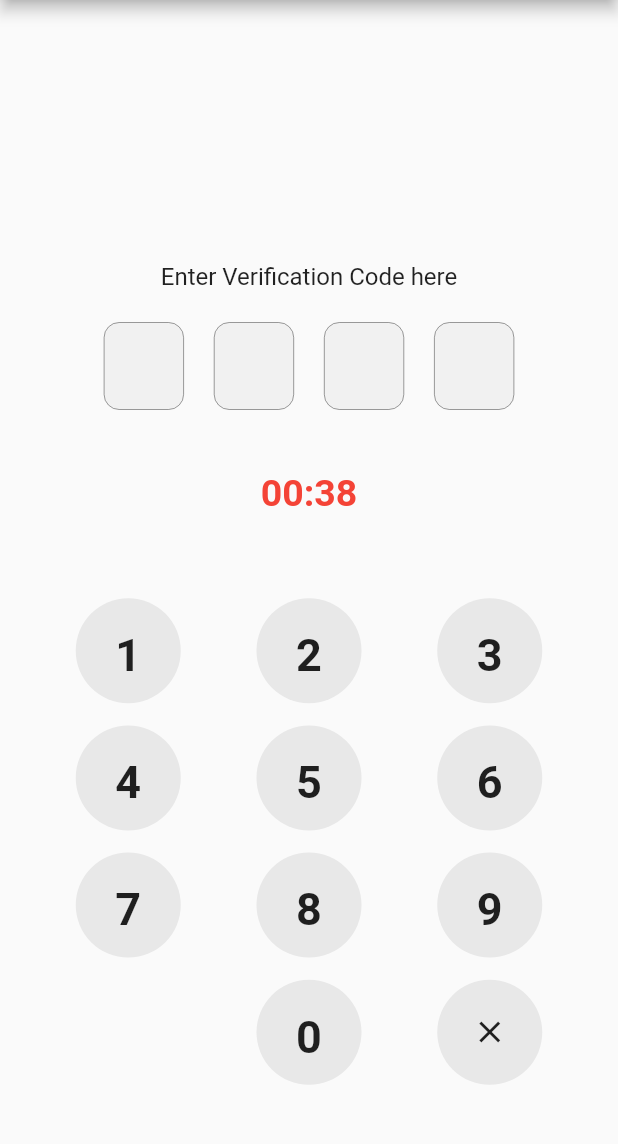
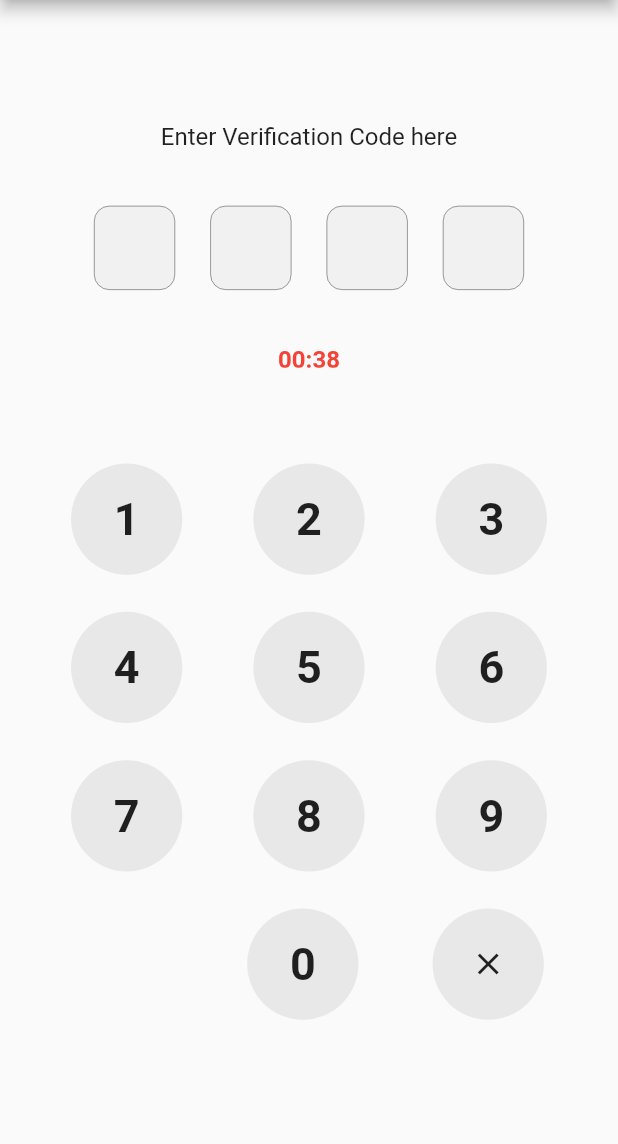
Before and after one commit to yaseen-abugamess/custom-otp-screen-flutter, a Flutter app: the screen it shows after launch, on a phone screen of 412 x 824 dp, the part 84-1228 px from its top. Run offline on Flutter 3.47's test engine with Material 2 defaults, Android fonts, the phone set to English and light mode, and no system bars.

Commit message:
apply Media Query to be responsive

```diff
--- a/lib/main.dart
+++ b/lib/main.dart
@@ -9,6 +9,7 @@ class MyApp extends StatelessWidget {
   Widget build(BuildContext context) {
     return MaterialApp(
         title: 'Flutter Demo',
+        debugShowCheckedModeBanner: false,
         theme: ThemeData(
           primarySwatch: Colors.blue,
         ),
--- a/lib/otp_screen.dart
+++ b/lib/otp_screen.dart
@@ -79,12 +79,12 @@ class _OtpScreenState extends State<OtpScreen> {
   }
 
   Widget pinNumber(TextEditingController editingController,
-      OutlineInputBorder outlineInputBorder) {
+      OutlineInputBorder outlineInputBorder, double size, double deviceSize) {
     return Container(
-      width: 55.0,
-      height: 60.0,
+      width: size - 2,
+      height: size,
       decoration: BoxDecoration(
-        borderRadius: BorderRadius.circular(10.0),
+        borderRadius: BorderRadius.circular(8.0),
         border:
             Border.all(color: _isPinCorrect ? Colors.transparent : Colors.red),
       ),
@@ -93,13 +93,13 @@ class _OtpScreenState extends State<OtpScreen> {
         controller: editingController,
         textAlign: TextAlign.center,
         decoration: InputDecoration(
-            contentPadding: const EdgeInsets.all(15.0),
+            contentPadding: const EdgeInsets.all(14.0),
             border: outlineInputBorder,
             filled: true,
             fillColor: Colors.grey.withOpacity(0.1)),
         style: TextStyle(
           fontWeight: FontWeight.bold,
-          fontSize: 25.2,
+          fontSize: deviceSize > 736.0 ? 30.0 : 18.0,
         ),
       ),
     );
@@ -130,34 +130,53 @@ class _OtpScreenState extends State<OtpScreen> {
   @override
   Widget build(BuildContext context) {
     forgetMethod = ModalRoute.of(context).settings.arguments as Map;
+    var deviceScreen = MediaQuery.of(context);
+    print(deviceScreen.size.height);
     return Column(
       children: <Widget>[
-        Expanded(
-          child: Column(
+        Container(
+          height: deviceScreen.size.height * 0.35,
+          child: LayoutBuilder(
+            builder: (context, constrains) {
+              return Column(
                 mainAxisAlignment: MainAxisAlignment.end,
                 children: <Widget>[
+                  SizedBox(
+                    height: constrains.maxHeight * 0.1,
+                  ),
                   Container(
+                    height: constrains.maxHeight * 0.15,
                     alignment: Alignment.bottomCenter,
-                margin: const EdgeInsets.only(bottom: 20.0),
                     child: Text(
                       'Enter Verification Code here',
                       style: TextStyle(
-                    fontSize: 16.0,
+                        fontSize: deviceScreen.size.height > 736 ? 16.0 : 13.0,
                       ),
                     ),
                   ),
-              buildPinRow(),
                   SizedBox(
-                height: 40.0,
+                    height: constrains.maxHeight * 0.10,
+                  ),
+                  Container(
+                    height: deviceScreen.size.height > 736
+                        ? constrains.maxHeight * 0.25
+                        : 60,
+                    child: buildPinRow(),
+                  ),
+                  SizedBox(
+                    height: constrains.maxHeight * 0.1,
                   ),
                   buildResendNumber(),
                   SizedBox(
-                height: 40.0,
+                    height: constrains.maxHeight * 0.15,
                   ),
                 ],
+              );
+            },
           ),
         ),
-        Expanded(child: buildNumberPad()),
+        Container(
+            height: deviceScreen.size.height * 0.5, child: buildNumberPad()),
       ],
     );
   }
@@ -166,33 +185,45 @@ class _OtpScreenState extends State<OtpScreen> {
     return Directionality(
       textDirection: TextDirection.ltr,
       child: Container(
-        margin: const EdgeInsets.symmetric(horizontal: 50.0),
+        margin: const EdgeInsets.symmetric(horizontal: 40.0),
+        child: LayoutBuilder(
+          builder: (context, constraints) {
+            return Container(
+              height: constraints.maxHeight * 0.8,
               child: Row(
                 mainAxisAlignment: MainAxisAlignment.spaceEvenly,
                 children: <Widget>[
                   pinNumber(
                       pinOneController,
                       outLineBorder,
-            ),
+                      constraints.maxHeight * 0.8,
+                      MediaQuery.of(context).size.height),
                   pinNumber(
                       pinTwoController,
                       outLineBorder,
-            ),
+                      constraints.maxHeight * 0.8,
+                      MediaQuery.of(context).size.height),
                   pinNumber(
                       pinThreeController,
                       outLineBorder,
-            ),
+                      constraints.maxHeight * 0.8,
+                      MediaQuery.of(context).size.height),
                   pinNumber(
                       pinFourController,
                       outLineBorder,
+                      constraints.maxHeight * 0.8,
+                      MediaQuery.of(context).size.height),
+                ],
               ),
-          ],
+            );
+          },
         ),
       ),
     );
   }
 
   buildResendNumber() {
+    var deviceSize = MediaQuery.of(context);
     return _timerFinished
         ? Container(
             child: Row(
@@ -201,7 +232,7 @@ class _OtpScreenState extends State<OtpScreen> {
                 Text(
                   'Don\'t Recive code? ',
                   style: TextStyle(
-                    fontSize: 16.0,
+                    fontSize: deviceSize.size.height > 736 ? 16.0 : 13.0,
                   ),
                 ),
                 GestureDetector(
@@ -212,7 +243,7 @@ class _OtpScreenState extends State<OtpScreen> {
                     'Resend',
                     style: TextStyle(
                       color: Theme.of(context).accentColor,
-                      fontSize: 16.0,
+                      fontSize: deviceSize.size.height > 736 ? 16.0 : 13.0,
                     ),
                   ),
                 ),
@@ -221,12 +252,12 @@ class _OtpScreenState extends State<OtpScreen> {
           )
         : Container(
             width: 120.0,
-            height: 30.0,
+            height: 15.0,
             alignment: Alignment.center,
             child: Text(
               '00:$_start',
               style: TextStyle(
-                  fontSize: 25.0,
+                  fontSize: deviceSize.size.height > 736 ? 16.0 : 13.0,
                   fontWeight: FontWeight.bold,
                   color: Colors.red),
             ),
@@ -236,89 +267,115 @@ class _OtpScreenState extends State<OtpScreen> {
   buildNumberPad() {
     return Container(
       alignment: Alignment.bottomCenter,
-      child: Padding(
-        padding: const EdgeInsets.only(bottom: 30.0),
       child: Directionality(
         textDirection: TextDirection.ltr,
-          child: Column(
+        child: LayoutBuilder(
+          builder: (context, constraint) {
+            return Column(
               mainAxisAlignment: MainAxisAlignment.spaceEvenly,
               children: <Widget>[
-              Row(
+                Container(
+                  height: constraint.maxHeight * 0.2,
+                  child: Row(
                     mainAxisAlignment: MainAxisAlignment.spaceEvenly,
                     children: <Widget>[
                       KeyBoardNumber(
                         n: 1,
                         onPressed: () {
                           pinIndexSetup("1");
-                      }),
+                        },
+                        size: constraint.maxHeight * 0.2,
+                      ),
                       KeyBoardNumber(
                           n: 2,
                           onPressed: () {
                             pinIndexSetup("2");
-                      }),
+                          },
+                          size: constraint.maxHeight * 0.2),
                       KeyBoardNumber(
                           n: 3,
                           onPressed: () {
                             pinIndexSetup("3");
-                      }),
+                          },
+                          size: constraint.maxHeight * 0.2),
                     ],
                   ),
-              Row(
+                ),
+                Container(
+                  height: constraint.maxHeight * 0.2,
+                  child: Row(
                     mainAxisAlignment: MainAxisAlignment.spaceEvenly,
                     children: <Widget>[
                       KeyBoardNumber(
                           n: 4,
                           onPressed: () {
                             pinIndexSetup("4");
-                      }),
+                          },
+                          size: constraint.maxHeight * 0.2),
                       KeyBoardNumber(
                           n: 5,
                           onPressed: () {
                             pinIndexSetup("5");
-                      }),
+                          },
+                          size: constraint.maxHeight * 0.2),
                       KeyBoardNumber(
                           n: 6,
                           onPressed: () {
                             pinIndexSetup("6");
-                      }),
+                          },
+                          size: constraint.maxHeight * 0.2),
                     ],
                   ),
-              Row(
+                ),
+                Container(
+                  height: constraint.maxHeight * 0.2,
+                  child: Row(
                     mainAxisAlignment: MainAxisAlignment.spaceEvenly,
                     children: <Widget>[
                       KeyBoardNumber(
                           n: 7,
                           onPressed: () {
                             pinIndexSetup("7");
-                      }),
+                          },
+                          size: constraint.maxHeight * 0.2),
                       KeyBoardNumber(
                         n: 8,
                         onPressed: () {
                           pinIndexSetup("8");
-                      }),
+                        },
+                        size: constraint.maxHeight * 0.2,
+                      ),
                       KeyBoardNumber(
                           n: 9,
                           onPressed: () {
                             pinIndexSetup("9");
-                      }),
+                          },
+                          size: constraint.maxHeight * 0.2),
                     ],
                   ),
-              Row(
+                ),
+                Container(
+                  height: constraint.maxHeight * 0.2,
+                  child: LayoutBuilder(
+                    builder: (context, constraint) {
+                      return Row(
                         mainAxisAlignment: MainAxisAlignment.spaceEvenly,
                         children: <Widget>[
                           Container(
-                    width: 70.0,
-                    height: 70.0,
+                            width: constraint.maxHeight * 0.8,
+                            height: constraint.maxHeight * 0.8,
                             child: MaterialButton(onPressed: null),
                           ),
                           KeyBoardNumber(
                             n: 0,
                             onPressed: () {
                               pinIndexSetup("0");
-                      }),
+                            },
+                            size: constraint.maxHeight,
+                          ),
                           Container(
-                    width: 70.0,
-                    height: 70.0,
+                            width: constraint.maxHeight * 0.9,
+                            height: constraint.maxHeight * 0.9,
                             decoration: BoxDecoration(
                                 shape: BoxShape.circle,
                                 color: Colors.grey.withOpacity(0.2)),
@@ -328,13 +385,19 @@ class _OtpScreenState extends State<OtpScreen> {
                               },
                               child: Icon(Icons.clear),
                               shape: RoundedRectangleBorder(
-                          borderRadius: BorderRadius.circular(70.0)),
+                                borderRadius:
+                                    BorderRadius.circular(constraint.maxHeight),
+                              ),
+                            ),
+                          )
+                        ],
+                      );
+                    },
                   ),
                 ),
               ],
-              ),
-            ],
-          ),
+            );
+          },
         ),
       ),
     );
@@ -398,26 +461,28 @@ class _OtpScreenState extends State<OtpScreen> {
 class KeyBoardNumber extends StatelessWidget {
   final int n;
   final Function onPressed;
-  KeyBoardNumber({this.n, this.onPressed});
+  final double size;
+  KeyBoardNumber({this.n, this.onPressed, this.size});
   @override
   Widget build(BuildContext context) {
+    var deviceSize = MediaQuery.of(context);
     return Container(
-      width: 70.0,
-      height: 70.0,
+      width: size * 0.9,
+      height: size * 0.9,
       decoration: BoxDecoration(
           shape: BoxShape.circle, color: Colors.grey.withOpacity(0.2)),
       alignment: Alignment.center,
       child: MaterialButton(
-        padding: const EdgeInsets.only(
-            left: 8.0, top: 10.0, right: 8.0, bottom: 4.0),
+        padding:
+            const EdgeInsets.only(left: 8.0, top: 8.0, right: 8.0, bottom: 8.0),
         onPressed: onPressed,
         shape:
             RoundedRectangleBorder(borderRadius: BorderRadius.circular(70.0)),
-        height: 70.0,
+        height: size * 0.8,
         child: Text(
           "$n",
           style: TextStyle(
-              fontSize: 30 * MediaQuery.of(context).textScaleFactor,
+              fontSize: deviceSize.size.height > 736 ? 30.0 : 25.0,
               fontWeight: FontWeight.bold),
         ),
       ),
```
Lines whose indentation alone changed are shown as unchanged.
